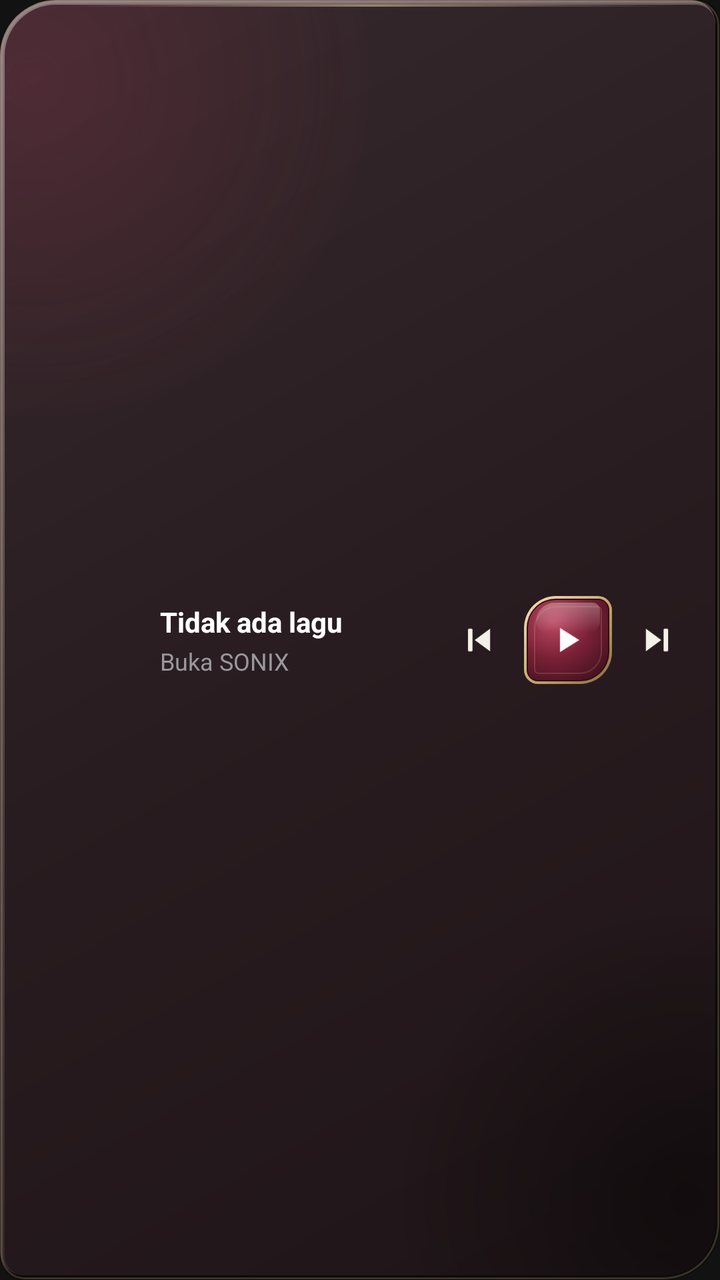
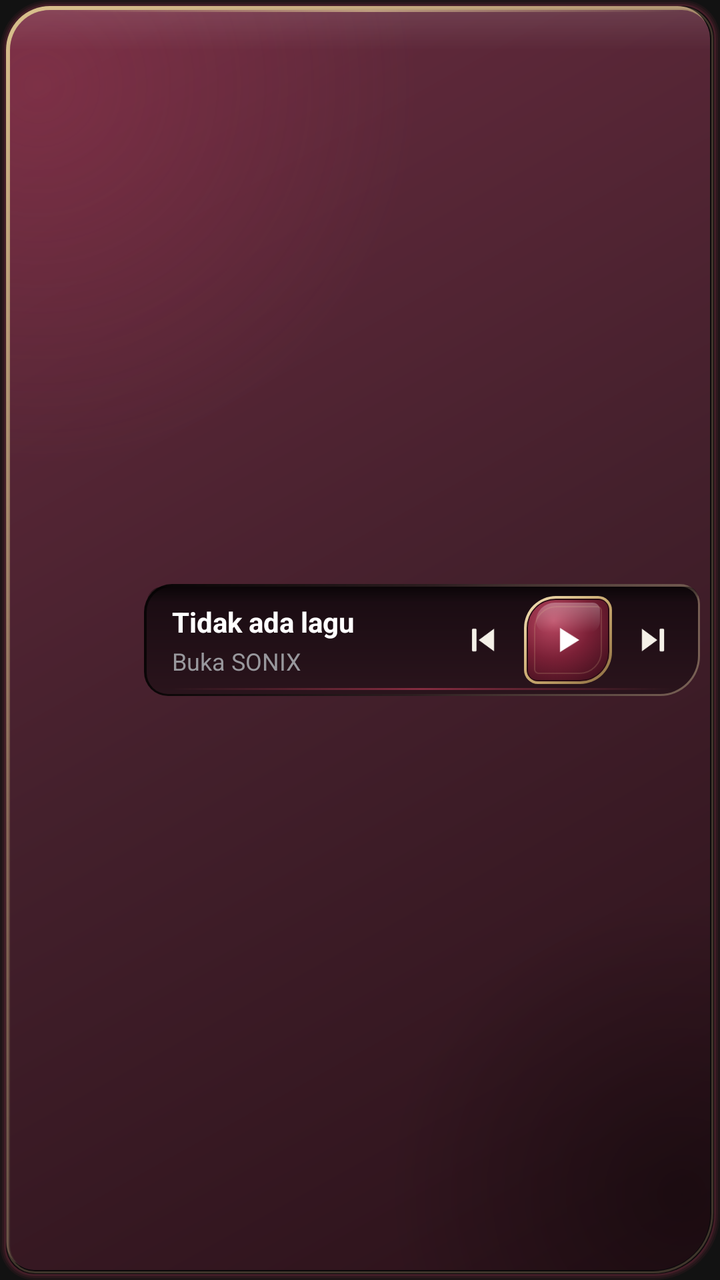

The first picture is an Android layout as it rendered before a commit; the second is the same layout after the commit. The layout source and the unified diff follow.
<!-- AndroidManifest.xml: application theme Theme.AudioPlayer -->
<!-- res/layout/widget_player.xml -->
<?xml version="1.0" encoding="utf-8"?>
<LinearLayout xmlns:android="http://schemas.android.com/apk/res/android"
    android:id="@+id/widget_root"
    android:layout_width="match_parent"
    android:layout_height="match_parent"
    android:background="@drawable/widget_background"
    android:orientation="horizontal"
    android:gravity="center_vertical"
    android:padding="14dp">

    <ImageView
        android:id="@+id/widget_album_art"
        android:layout_width="52dp"
        android:layout_height="52dp"
        android:scaleType="centerCrop" />

    <LinearLayout
        android:layout_width="0dp"
        android:layout_height="wrap_content"
        android:layout_weight="1"
        android:layout_marginStart="14dp"
        android:layout_marginEnd="8dp"
        android:orientation="vertical">

        <TextView
            android:id="@+id/widget_title"
            android:layout_width="match_parent"
            android:layout_height="wrap_content"
            android:textColor="#FFFFFF"
            android:textSize="14sp"
            android:textStyle="bold"
            android:maxLines="1"
            android:scrollHorizontally="true"
            android:ellipsize="marquee"
            android:marqueeRepeatLimit="marquee_forever"
            android:focusable="true"
            android:focusableInTouchMode="true"
            android:text="Tidak ada lagu">
            <requestFocus />
        </TextView>

        <TextView
            android:id="@+id/widget_artist"
            android:layout_width="match_parent"
            android:layout_height="wrap_content"
            android:layout_marginTop="2dp"
            android:textColor="#98989D"
            android:textSize="12sp"
            android:maxLines="1"
            android:ellipsize="end"
            android:text="Buka SONIX" />
    </LinearLayout>

    <ImageButton
        android:id="@+id/widget_prev"
        android:layout_width="34dp"
        android:layout_height="34dp"
        android:padding="7dp"
        android:background="@android:color/transparent"
        android:scaleType="fitCenter"
        android:src="@drawable/ic_widget_previous"
        android:contentDescription="Sebelumnya" />

    <ImageButton
        android:id="@+id/widget_play_pause"
        android:layout_width="44dp"
        android:layout_height="44dp"
        android:layout_marginStart="6dp"
        android:padding="12dp"
        android:background="@drawable/widget_play_button_bg"
        android:scaleType="fitCenter"
        android:src="@drawable/ic_widget_play"
        android:contentDescription="Putar" />

    <ImageButton
        android:id="@+id/widget_next"
        android:layout_width="34dp"
        android:layout_height="34dp"
        android:layout_marginStart="6dp"
        android:padding="7dp"
        android:background="@android:color/transparent"
        android:scaleType="fitCenter"
        android:src="@drawable/ic_widget_next"
        android:contentDescription="Berikutnya" />

</LinearLayout>
<!-- resources referenced by this layout -->
<resources>
  <!-- drawable ic_widget_next: png bitmap (drawable, 1562 bytes) -->
  <!-- drawable ic_widget_play: png bitmap (drawable, 776 bytes) -->
  <!-- drawable ic_widget_previous: png bitmap (drawable, 1621 bytes) -->
  <!-- drawable widget_background: vector/xml drawable (drawable, 4091 chars, omitted) -->
  <!-- drawable widget_play_button_bg: vector/xml drawable (drawable, 6458 chars, omitted) -->
  <style name="Theme.AudioPlayer" parent="android:Theme.Material.NoActionBar">
          <item name="android:windowBackground">@color/black</item>
      </style>
  <color name="black">#FF121212</color>
</resources>

<!-- the commit's change to res/layout/widget_player.xml (unified diff, before → after) -->
@@ -3,84 +3,97 @@
     android:id="@+id/widget_root"
     android:layout_width="match_parent"
     android:layout_height="match_parent"
-    android:background="@drawable/widget_background"
+    android:background="@drawable/widget_background_dark"
     android:orientation="horizontal"
     android:gravity="center_vertical"
-    android:padding="14dp">
+    android:padding="10dp">
 
     <ImageView
         android:id="@+id/widget_album_art"
-        android:layout_width="52dp"
-        android:layout_height="52dp"
+        android:layout_width="56dp"
+        android:layout_height="56dp"
         android:scaleType="centerCrop" />
 
     <LinearLayout
+        android:id="@+id/widget_well"
         android:layout_width="0dp"
-        android:layout_height="wrap_content"
+        android:layout_height="56dp"
         android:layout_weight="1"
-        android:layout_marginStart="14dp"
-        android:layout_marginEnd="8dp"
-        android:orientation="vertical">
+        android:layout_marginStart="6dp"
+        android:background="@drawable/widget_well"
+        android:orientation="horizontal"
+        android:gravity="center_vertical"
+        android:paddingStart="14dp"
+        android:paddingEnd="6dp">
 
-        <TextView
-            android:id="@+id/widget_title"
-            android:layout_width="match_parent"
+        <LinearLayout
+            android:layout_width="0dp"
             android:layout_height="wrap_content"
-            android:textColor="#FFFFFF"
-            android:textSize="14sp"
-            android:textStyle="bold"
-            android:maxLines="1"
-            android:scrollHorizontally="true"
-            android:ellipsize="marquee"
-            android:marqueeRepeatLimit="marquee_forever"
-            android:focusable="true"
-            android:focusableInTouchMode="true"
-            android:text="Tidak ada lagu">
-            <requestFocus />
-        </TextView>
+            android:layout_weight="1"
+            android:layout_marginEnd="4dp"
+            android:orientation="vertical">
 
-        <TextView
-            android:id="@+id/widget_artist"
-            android:layout_width="match_parent"
-            android:layout_height="wrap_content"
-            android:layout_marginTop="2dp"
-            android:textColor="#98989D"
-            android:textSize="12sp"
-            android:maxLines="1"
-            android:ellipsize="end"
-            android:text="Buka SONIX" />
+            <TextView
+                android:id="@+id/widget_title"
+                android:layout_width="match_parent"
+                android:layout_height="wrap_content"
+                android:textColor="#FFFFFF"
+                android:textSize="14sp"
+                android:textStyle="bold"
+                android:maxLines="1"
+                android:scrollHorizontally="true"
+                android:ellipsize="marquee"
+                android:marqueeRepeatLimit="marquee_forever"
+                android:focusable="true"
+                android:focusableInTouchMode="true"
+                android:text="Tidak ada lagu">
+                <requestFocus />
+            </TextView>
+
+            <TextView
+                android:id="@+id/widget_artist"
+                android:layout_width="match_parent"
+                android:layout_height="wrap_content"
+                android:layout_marginTop="2dp"
+                android:textColor="#98989D"
+                android:textSize="12sp"
+                android:maxLines="1"
+                android:ellipsize="end"
+                android:text="Buka SONIX" />
+        </LinearLayout>
+
+        <ImageButton
+            android:id="@+id/widget_prev"
+            android:layout_width="34dp"
+            android:layout_height="34dp"
+            android:padding="7dp"
+            android:background="@android:color/transparent"
+            android:scaleType="fitCenter"
+            android:src="@drawable/ic_widget_previous"
+            android:contentDescription="Sebelumnya" />
+
+        <ImageButton
+            android:id="@+id/widget_play_pause"
+            android:layout_width="44dp"
+            android:layout_height="44dp"
+            android:layout_marginStart="4dp"
+            android:padding="12dp"
+            android:background="@drawable/widget_play_button_bg"
+            android:scaleType="fitCenter"
+            android:src="@drawable/ic_widget_play"
+            android:contentDescription="Putar" />
+
+        <ImageButton
+            android:id="@+id/widget_next"
+            android:layout_width="34dp"
+            android:layout_height="34dp"
+            android:layout_marginStart="4dp"
+            android:padding="7dp"
+            android:background="@android:color/transparent"
+            android:scaleType="fitCenter"
+            android:src="@drawable/ic_widget_next"
+            android:contentDescription="Berikutnya" />
+
     </LinearLayout>
 
-    <ImageButton
-        android:id="@+id/widget_prev"
-        android:layout_width="34dp"
-        android:layout_height="34dp"
-        android:padding="7dp"
-        android:background="@android:color/transparent"
-        android:scaleType="fitCenter"
-        android:src="@drawable/ic_widget_previous"
-        android:contentDescription="Sebelumnya" />
-
-    <ImageButton
-        android:id="@+id/widget_play_pause"
-        android:layout_width="44dp"
-        android:layout_height="44dp"
-        android:layout_marginStart="6dp"
-        android:padding="12dp"
-        android:background="@drawable/widget_play_button_bg"
-        android:scaleType="fitCenter"
-        android:src="@drawable/ic_widget_play"
-        android:contentDescription="Putar" />
-
-    <ImageButton
-        android:id="@+id/widget_next"
-        android:layout_width="34dp"
-        android:layout_height="34dp"
-        android:layout_marginStart="6dp"
-        android:padding="7dp"
-        android:background="@android:color/transparent"
-        android:scaleType="fitCenter"
-        android:src="@drawable/ic_widget_next"
-        android:contentDescription="Berikutnya" />
-
 </LinearLayout>
<!-- resource entries referenced after the edit -->
@@ -3,8 +3,9 @@
   <!-- drawable ic_widget_next: png bitmap (drawable, 1562 bytes) -->
   <!-- drawable ic_widget_play: png bitmap (drawable, 776 bytes) -->
   <!-- drawable ic_widget_previous: png bitmap (drawable, 1621 bytes) -->
-  <!-- drawable widget_background: vector/xml drawable (drawable, 4091 chars, omitted) -->
+  <!-- drawable widget_background_dark: vector/xml drawable (drawable, 6149 chars, omitted) -->
   <!-- drawable widget_play_button_bg: vector/xml drawable (drawable, 6458 chars, omitted) -->
+  <!-- drawable widget_well: vector/xml drawable (drawable, 2400 chars, omitted) -->
   <style name="Theme.AudioPlayer" parent="android:Theme.Material.NoActionBar">
           <item name="android:windowBackground">@color/black</item>
       </style>
